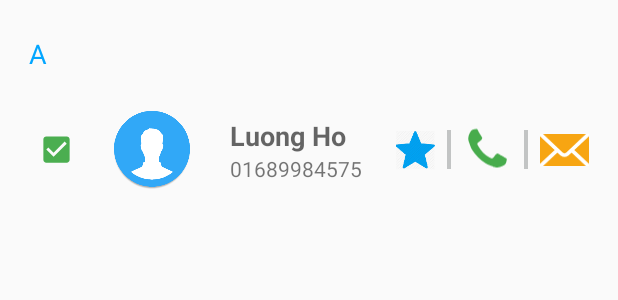
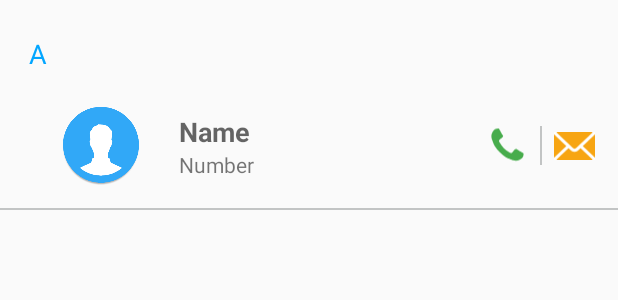
Before and after one commit to aloha0211/ContactPlus, an Android app: the layout item_contact.xml on its own in the app's theme, with its tools: preview values and no code run, on a phone screen of 412 x 824 dp. Shown: the top 300 px of the screen. Run offline under Robolectric (Android 15) with nearby library versions, the light colour scheme and no system bars.

```diff
--- a/app/src/main/java/thomas/alva/contactsplus/model/Contact.kt
+++ b/app/src/main/java/thomas/alva/contactsplus/model/Contact.kt
@@ -9,7 +9,9 @@ import thomas.alva.contactsplus.util.Constant
  */
 class Contact(var id: String? = "", var name: String? = "", var number: String? = "", var type: String? = Constant.ACCOUNT_TYPE_PHONE) : Comparable<Contact>, Parcelable {
 
-    var groupName: String? = name?.substring(0, 1)
+    var groupName: String? = ""
+
+    var isEndGroup: Boolean = false
 
     constructor(parcel: Parcel) : this() {
         id = parcel.readValue(String::class.java.classLoader) as String
--- a/app/src/main/res/layout/item_contact.xml
+++ b/app/src/main/res/layout/item_contact.xml
@@ -2,7 +2,7 @@
 <LinearLayout xmlns:android="http://schemas.android.com/apk/res/android"
     xmlns:app="http://schemas.android.com/apk/res-auto"
     android:layout_width="match_parent"
-    android:layout_height="match_parent"
+    android:layout_height="wrap_content"
     android:orientation="vertical">
 
     <TextView
@@ -19,11 +19,11 @@
     <RelativeLayout
         android:layout_width="match_parent"
         android:layout_height="@dimen/_40sdp"
-        android:layout_marginLeft="@dimen/_15sdp"
-        android:layout_marginStart="@dimen/_15sdp"
-        android:layout_marginRight="@dimen/_15sdp"
-        android:layout_marginEnd="@dimen/_15sdp"
-        android:layout_marginTop="@dimen/_20sdp">
+        android:layout_marginLeft="@dimen/_12sdp"
+        android:layout_marginStart="@dimen/_12sdp"
+        android:layout_marginRight="@dimen/_12sdp"
+        android:layout_marginEnd="@dimen/_12sdp"
+        android:layout_marginTop="@dimen/_18sdp">
 
         <ImageView
             android:id="@+id/ivSelectContact"
@@ -32,6 +32,7 @@
             android:layout_centerVertical="true"
             android:layout_marginLeft="@dimen/_5sdp"
             android:layout_marginStart="@dimen/_5sdp"
+            android:visibility="gone"
             app:srcCompat="@drawable/ic_check_box_green_24dp"/>
         <ImageView
             android:id="@+id/ivContactAvatar"
@@ -49,8 +50,8 @@
             android:layout_centerVertical="true"
             android:layout_toRightOf="@+id/ivContactAvatar"
             android:layout_toEndOf="@+id/ivContactAvatar"
-            android:layout_toLeftOf="@+id/ivFavorite"
-            android:layout_toStartOf="@+id/ivFavorite"
+            android:layout_toLeftOf="@+id/ivCall"
+            android:layout_toStartOf="@+id/ivCall"
             android:layout_marginLeft="@dimen/_20sdp"
             android:layout_marginStart="@dimen/_20sdp"
             android:layout_marginRight="@dimen/_10sdp"
@@ -60,7 +61,7 @@
                 android:id="@+id/tvContactName"
                 android:layout_width="wrap_content"
                 android:layout_height="wrap_content"
-                android:text="Luong Ho"
+                android:text="Name"
                 android:textStyle="bold"
                 android:textAppearance="?android:attr/textAppearanceMedium"
                 android:maxLines="1"/>
@@ -68,45 +69,24 @@
                 android:id="@+id/tvPhoneNumber"
                 android:layout_width="wrap_content"
                 android:layout_height="wrap_content"
-                android:text="01689984575"
+                android:text="Number"
                 android:textAppearance="?android:attr/textAppearanceSmall"
                 android:maxLines="1"/>
         </LinearLayout>
 
         <ImageView
-            android:id="@+id/ivFavorite"
-            android:layout_width="@dimen/_20sdp"
+            android:id="@+id/ivCall"
+            android:layout_width="@dimen/_21sdp"
             android:layout_height="match_parent"
-            android:layout_toLeftOf="@+id/line2"
-            android:layout_toStartOf="@+id/line2"
-            android:layout_marginRight="@dimen/_6sdp"
-            android:layout_marginEnd="@dimen/_6sdp"
-            android:src="@mipmap/favorite"/>
-
-        <View
-            android:id="@+id/line2"
-            android:layout_width="@dimen/_2sdp"
-            android:layout_height="@dimen/_20sdp"
-            android:layout_centerVertical="true"
-            android:layout_toLeftOf="@+id/ivCall"
-            android:layout_toStartOf="@+id/ivCall"
-            android:background="@color/grey"
-            android:layout_marginRight="@dimen/_6sdp"
-            android:layout_marginEnd="@dimen/_6sdp"/>
-
-        <ImageView
-            android:id="@+id/ivCall"
-            android:layout_width="@dimen/_25sdp"
-            android:layout_height="match_parent"
-            android:layout_toLeftOf="@+id/line1"
-            android:layout_toStartOf="@+id/line1"
+            android:layout_toLeftOf="@+id/line_vertical"
+            android:layout_toStartOf="@+id/line_vertical"
             android:layout_marginRight="@dimen/_6sdp"
             android:layout_marginEnd="@dimen/_6sdp"
             app:srcCompat="@drawable/ic_call"/>
 
         <View
-            android:id="@+id/line1"
-            android:layout_width="@dimen/_2sdp"
+            android:id="@+id/line_vertical"
+            android:layout_width="@dimen/_1sdp"
             android:layout_height="@dimen/_20sdp"
             android:layout_centerVertical="true"
             android:layout_toLeftOf="@+id/ivMessage"
@@ -117,10 +97,17 @@
 
         <ImageView
             android:id="@+id/ivMessage"
-            android:layout_width="@dimen/_25sdp"
+            android:layout_width="@dimen/_21sdp"
             android:layout_height="match_parent"
             android:layout_alignParentEnd="true"
             android:layout_alignParentRight="true"
             app:srcCompat="@drawable/ic_message"/>
     </RelativeLayout>
+
+    <View
+        android:id="@+id/lineHorizontal"
+        android:layout_width="match_parent"
+        android:layout_height="@dimen/_1sdp"
+        android:background="@color/grey"
+        android:layout_marginTop="@dimen/_12sdp"/>
 </LinearLayout>
```
Also changed, not shown: app/src/main/java/thomas/alva/contactsplus/activity/MainActivity.kt (+35 -2 lines), app/src/main/java/thomas/alva/contactsplus/adapter/ContactAdapter.kt (+23 -8 lines), app/src/main/java/thomas/alva/contactsplus/adapter/TabPagerAdapter.kt (+16 -0 lines), app/src/main/java/thomas/alva/contactsplus/data/ContactsManager.kt (+26 -23 lines), app/src/main/java/thomas/alva/contactsplus/fragment/ContactsFragment.kt (+13 -7 lines), app/src/main/java/thomas/alva/contactsplus/view/SimpleDividerItemDecoration.java (added, +41 -0 lines), app/src/main/res/drawable/line_divider.xml (added, +11 -0 lines), app/src/main/res/drawable/ic_sim1.png (renamed from app/src/main/res/drawable/sim1.png), app/src/main/res/drawable/ic_sim2.png (renamed from app/src/main/res/drawable/sim2.png).
